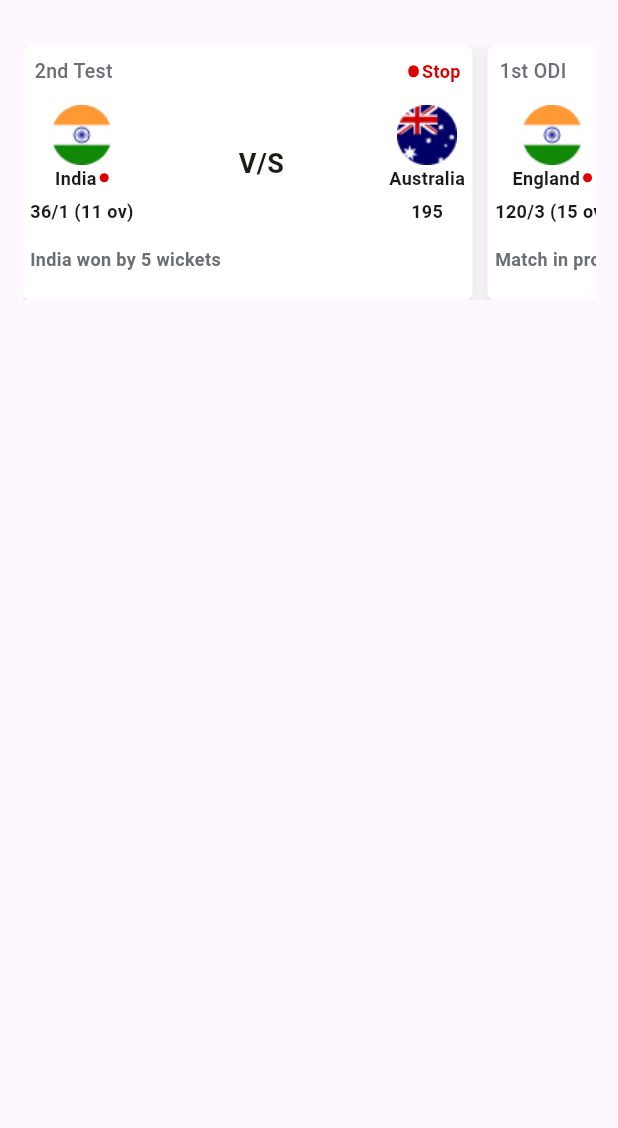
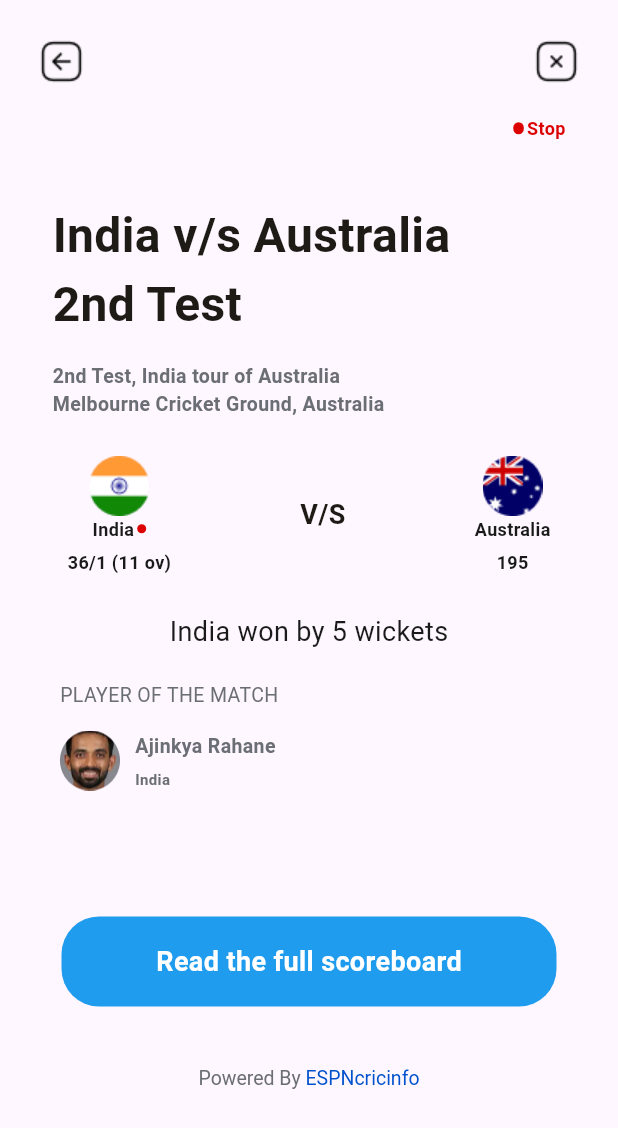
Before and after one commit to MuhammadAmirKhan-57/newzler_app, a Flutter app: the CricketScoreScreen screen opened directly, after a tap on "2nd Test", on a phone screen of 412 x 824 dp. Shown: the top 1128 px of the screen. Run offline on Flutter 3.47's test engine with Material 3 defaults, Android fonts, the phone set to English and light mode, and no system bars; our stand-ins replace image_picker, shared_preferences, smooth_page_indicator, video_player; accounts and stored records are empty.

Commit message:
Match Screen

```diff
--- a/lib/view/home/account/notification/cricket/cricket_screen.dart
+++ b/lib/view/home/account/notification/cricket/cricket_screen.dart
@@ -1,5 +1,5 @@
 import 'package:flutter/material.dart';
-
+import 'package:newzler_app/view/home/account/notification/cricket/match_screen.dart';
 
 class CricketScoreScreen extends StatelessWidget {
   CricketScoreScreen({super.key});
@@ -67,7 +67,13 @@ class CricketScoreScreen extends StatelessWidget {
                 matches.length,
                 (index) => GestureDetector(
                   onTap: () {
-                   // Match Details Screen
+                    Navigator.push(
+                      context,
+                      MaterialPageRoute(
+                        builder: (context) =>
+                            MatchDetailScreen(matchData: matches[index]),
+                      ),
+                    );
                   },
                   child: Container(
                     width: 300,
--- /dev/null
+++ b/lib/view/home/account/notification/cricket/match_screen.dart
@@ -0,0 +1,329 @@
+import 'package:flutter/material.dart';
+import 'package:provider/provider.dart';
+import 'package:newzler_app/provider/theme_provider.dart';
+import 'package:newzler_app/view/home/account/notification/cricket/cricket_screen.dart';
+
+
+class MatchDetailScreen extends StatelessWidget {
+  final Map<String, dynamic> matchData;
+
+  const MatchDetailScreen({super.key, required this.matchData});
+
+  // Function to get status color
+  Color _getStatusColor(String status) {
+    switch (status) {
+      case 'Live':
+        return const Color(0xff2BA83F);
+      case 'Stop':
+        return const Color(0xffDD0000);
+      case 'Delay':
+        return const Color(0xff1E90FF);
+      default:
+        return const Color(0xff6B6E74);
+    }
+  }
+
+  @override
+  Widget build(BuildContext context) {
+    final isDarkTheme = Provider.of<ThemeProvider>(context).selectedTheme == 'Night';
+    return Scaffold(
+      body: SafeArea(
+        child: Padding(
+          padding: const EdgeInsets.all(25.0),
+          child: SingleChildScrollView(
+            child: Column(
+              crossAxisAlignment: CrossAxisAlignment.start,
+              children: [
+               Row(
+                  mainAxisAlignment: MainAxisAlignment.spaceBetween,
+                  children: [
+                    InkWell(
+                      onTap: () => Navigator.push(
+                        context,
+                        MaterialPageRoute(
+                          builder: (context) => CricketScoreScreen(),
+                        ),
+                      ),
+                      child: Image.asset(
+                        'assets/images/arrow-1.png',
+                        color: isDarkTheme ? Colors.white : Colors.black,
+                      ),
+                    ),
+                    InkWell(
+                      onTap: () => Navigator.pop(context),
+                      child: Image.asset(
+                        'assets/images/close-1.png',
+                        color: isDarkTheme ? Colors.white : Colors.black,
+                      ),
+                    ),
+                  ],
+                ),
+                Padding(
+                  padding: const EdgeInsets.symmetric(
+                    vertical: 20,
+                    horizontal: 10,
+                  ),
+                  child: Align(
+                    alignment: Alignment.topRight,
+                    child: Row(
+                      mainAxisSize: MainAxisSize.min,
+                      children: [
+                        Container(
+                          width: 7,
+                          height: 8,
+                          decoration: BoxDecoration(
+                            borderRadius: BorderRadius.circular(20),
+                            color: _getStatusColor(matchData['status']),
+                          ),
+                        ),
+                        const SizedBox(width: 2),
+                        Text(
+                          matchData['status'],
+                          style: TextStyle(
+                            color: _getStatusColor(matchData['status']),
+                            fontSize: 12,
+                            fontWeight: FontWeight.w600,
+                          ),
+                        ),
+                      ],
+                    ),
+                  ),
+                ),
+                SizedBox(height: 10),
+                Padding(
+                  padding: const EdgeInsets.symmetric(
+                    vertical: 10,
+                    horizontal: 10,
+                  ),
+                  child: Text(
+                    '${matchData['team1']} v/s ${matchData['team2']}\n${matchData['matchType']}',
+                    style:  TextStyle(
+                      fontSize: 32,
+                      color: isDarkTheme ? Colors.white : Color(0xff1E1A15),
+                      fontWeight: FontWeight.w600,
+                    ),
+                  ),
+                ),
+                Padding(
+                  padding: const EdgeInsets.symmetric(
+                    horizontal: 10,
+                    vertical: 5,
+                  ),
+                  child: Text(
+                    "2nd Test, India tour of Australia \nMelbourne Cricket Ground, Australia",
+                    style:  TextStyle(
+                      color:isDarkTheme ? Colors.white : Color(0xff6B6E74),
+                      fontSize: 13,
+                      fontWeight: FontWeight.w600,
+                    ),
+                  ),
+                ),
+                SizedBox(height: 10),
+                Padding(
+                  padding: const EdgeInsets.symmetric(
+                    horizontal: 20,
+                    vertical: 10,
+                  ),
+                  child: Row(
+                    mainAxisAlignment: MainAxisAlignment.spaceBetween,
+                    children: [
+                      Column(
+                        children: [
+                          CircleAvatar(
+                            child: Image.asset(matchData['team1Flag']),
+                          ),
+                          Row(
+                            children: [
+                              Text(
+                                matchData['team1'],
+                                style:  TextStyle(
+                                  color: isDarkTheme ? Colors.white :Color(0xff1A1A1A),
+                                  fontSize: 12,
+                                  fontWeight: FontWeight.w600,
+                                ),
+                              ),
+                              const SizedBox(width: 2),
+                              Container(
+                                width: 6,
+                                height: 6,
+                                decoration: BoxDecoration(
+                                  borderRadius: BorderRadius.circular(20),
+                                  color: const Color(0xffDD0000),
+                                ),
+                              ),
+                            ],
+                          ),
+                          const SizedBox(height: 5),
+                          Text(
+                            matchData['team1Score'],
+                            style:  TextStyle(
+                              color: isDarkTheme ? Colors.white :Color(0xff1A1A1A),
+                              fontSize: 12,
+                              fontWeight: FontWeight.w600,
+                            ),
+                          ),
+                        ],
+                      ),
+                       Text(
+                        'V/S',
+                        style: TextStyle(
+                          color: isDarkTheme ? Colors.white : Color(0xff1E1A15),
+                          fontSize: 18,
+                          fontWeight: FontWeight.w600,
+                        ),
+                      ),
+                      Column(
+                        children: [
+                          CircleAvatar(
+                            child: Image.asset(matchData['team2Flag']),
+                          ),
+                          Row(
+                            children: [
+                              Text(
+                                matchData['team2'],
+                                style:  TextStyle(
+                                  color:isDarkTheme ? Colors.white : Color(0xff1A1A1A),
+                                  fontSize: 12,
+                                  fontWeight: FontWeight.w600,
+                                ),
+                              ),
+                            ],
+                          ),
+                          const SizedBox(height: 5),
+                          Text(
+                            matchData['team2Score'],
+                            style:  TextStyle(
+                              color:isDarkTheme ? Colors.white : Color(0xff1A1A1A),
+                              fontSize: 12,
+                              fontWeight: FontWeight.w600,
+                            ),
+                          ),
+                        ],
+                      ),
+                    ],
+                  ),
+                ),
+                SizedBox(height: 15),
+                Align(
+                  alignment: Alignment.center,
+                  child: Text(
+                    matchData['result'],
+                    style:  TextStyle(
+                      color: isDarkTheme ? Colors.white :Color(0xff1A1A1A),
+                      fontSize: 18,
+                      fontWeight: FontWeight.w400,
+                    ),
+                  ),
+                ),
+                SizedBox(height: 10),
+                Padding(
+                  padding: const EdgeInsets.symmetric(
+                    horizontal: 15,
+                    vertical: 10,
+                  ),
+                  child: Column(
+                    crossAxisAlignment: CrossAxisAlignment.start,
+                    children: [
+                      Text(
+                        'PLAYER OF THE MATCH',
+                        style:  TextStyle(
+                          color: isDarkTheme ? Colors.white :Color(0xff6B6E74),
+                          fontSize: 13,
+                          fontWeight: FontWeight.w400,
+                        ),
+                      ),
+                      SizedBox(height: 10),
+                      Row(
+                        children: [
+                          CircleAvatar(
+                            child: Image.asset('assets/images/Player.png'),
+                          ),
+                          Padding(
+                            padding: const EdgeInsets.symmetric(
+                              horizontal: 10,
+                              vertical: 5,
+                            ),
+                            child: Column(
+                              crossAxisAlignment: CrossAxisAlignment.start,
+                              children: [
+                                Text(
+                                  'Ajinkya Rahane',
+                                  style:  TextStyle(
+                                    color: isDarkTheme ? Colors.white : Color(0xff6B6E74),
+                                    fontSize: 13,
+                                    fontWeight: FontWeight.w600,
+                                  ),
+                                ),
+                                SizedBox(height: 5),
+                                Text(
+                                  'India',
+                                  style:  TextStyle(
+                                    color: isDarkTheme ? Colors.white :Color(0xff6B6E74),
+                                    fontSize: 10,
+                                    fontWeight: FontWeight.w600,
+                                  ),
+                                ),
+                              ],
+                            ),
+                          ),
+                        ],
+                      ),
+                    ],
+                  ),
+                ),
+                SizedBox(height: 70),
+                Center(
+                  child: Container(
+                    width: 330,
+                    height: 60,
+                    decoration: BoxDecoration(
+                      color: Color(0xff209CEE),
+                      borderRadius: BorderRadius.circular(25),
+                    ),
+                    child: Center(
+                      child: Text(
+                        'Read the full scoreboard',
+                        style: const TextStyle(
+                          color: Color(0xffFFFFFF),
+                          fontSize: 18,
+                          fontWeight: FontWeight.w700,
+                        ),
+                      ),
+                    ),
+                  ),
+                ),
+                SizedBox(height: 40),
+                Center(
+                  child: RichText(
+                    text:  TextSpan(
+                      children: [
+                        TextSpan(
+                          text: 'Powered By ',
+                          style: TextStyle(
+                            color:isDarkTheme ? Colors.white : Color(
+                              0xff6B6E74,
+                            ),
+                            fontSize: 13,
+                            fontWeight: FontWeight.w400,
+                          ),
+                        ),
+                        TextSpan(
+                          text: 'ESPNcricinfo',
+                          style: TextStyle(
+                            color: Color(0xff0052CC), // Blue for "ESPNcricinfo"
+                            fontSize: 13,
+                            fontWeight: FontWeight.w400,
+                          ),
+                        ),
+                      ],
+                    ),
+                  ),
+                ),
+              ],
+            ),
+          ),
+        ),
+      ),
+    );
+  }
+}
```
